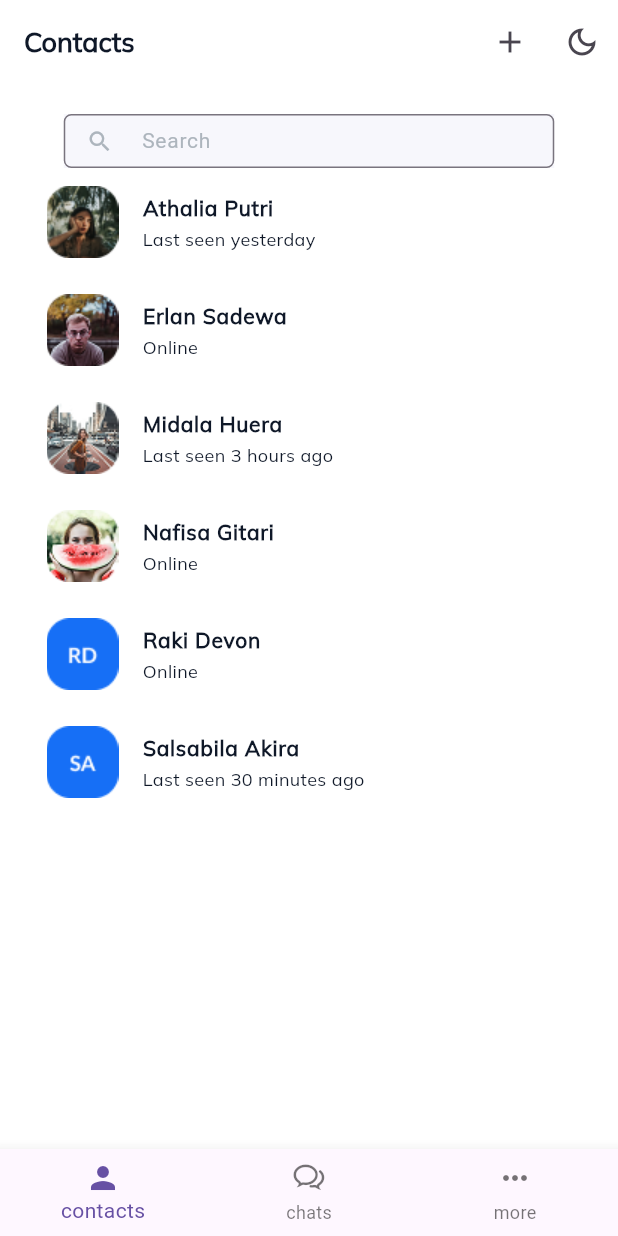
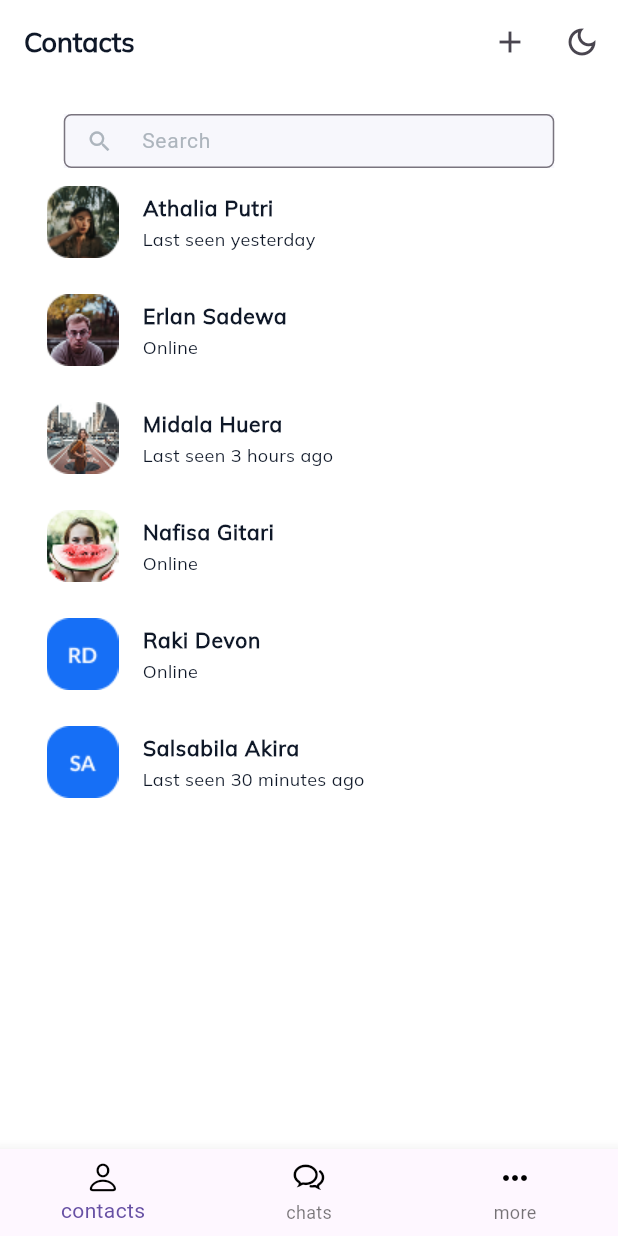
Before and after one commit to Mohsin832/messenger-app-with-cubit_state_management, a Flutter app: the Bottomnavigationscreen screen opened directly, on a phone screen of 412 x 824 dp. Run offline on Flutter 3.47's test engine with Material 3 defaults, Android fonts, the phone set to English and light mode, and no system bars; our stand-ins replace flutter_bloc, pinput.

```diff
--- a/lib/main.dart
+++ b/lib/main.dart
@@ -17,6 +17,7 @@ class MyApp extends StatelessWidget {
     return BlocBuilder<ThemeCubit, Themestates>(
       builder: (context, state) {
         return MaterialApp(
+
           debugShowCheckedModeBanner: false,
           home: Onboardingscreen(),
           title: "Chat app",
--- a/lib/repository/bottom navigation/bottomnavigationscreen.dart
+++ b/lib/repository/bottom navigation/bottomnavigationscreen.dart
@@ -19,12 +19,33 @@ class _BottomnavigationscreenState extends State<Bottomnavigationscreen> {
     return Scaffold(
       bottomNavigationBar: BottomNavigationBar(
         items: [
-          BottomNavigationBarItem(icon: Icon(Icons.person), label: "contacts"),
           BottomNavigationBarItem(
-            icon: Icon(CupertinoIcons.chat_bubble_2),
+            icon: Icon(
+              CupertinoIcons.person,
+              color: Theme.of(context).brightness == Brightness.dark
+                  ? Colors.white
+                  : Colors.black,
+            ),
+            label: "contacts",
+          ),
+          BottomNavigationBarItem(
+            icon: Icon(
+              CupertinoIcons.chat_bubble_2,
+              color: Theme.of(context).brightness == Brightness.dark
+                  ? Colors.white
+                  : Colors.black,
+            ),
             label: "chats",
           ),
-          BottomNavigationBarItem(icon: Icon(Icons.more_horiz), label: "more"),
+          BottomNavigationBarItem(
+            icon: Icon(
+              Icons.more_horiz,
+              color: Theme.of(context).brightness == Brightness.dark
+                  ? Colors.white
+                  : Colors.black,
+            ),
+            label: "more",
+          ),
         ],
         currentIndex: currentIndex,
         onTap: (value) {
```
